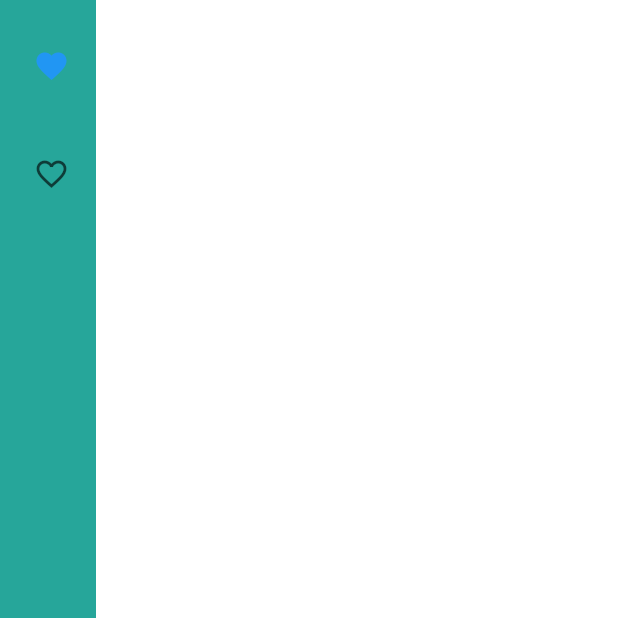
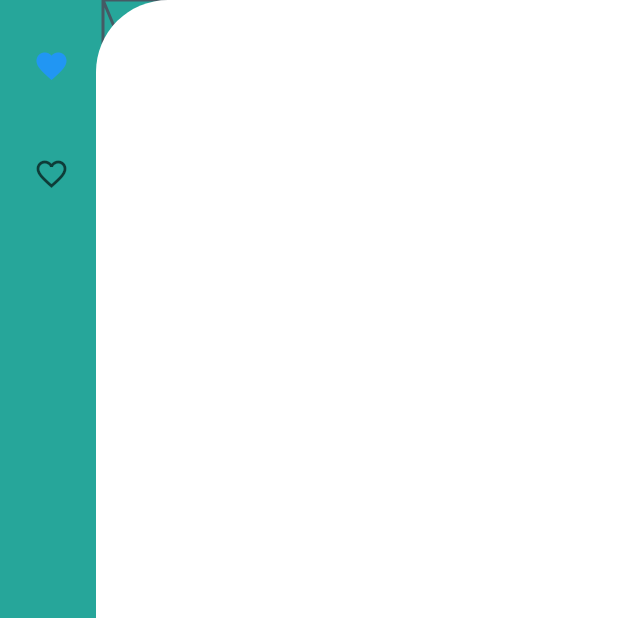
Before and after one commit to JAICHANGPARK/flutter_notebook_8th_story, a Flutter app: the screen it shows after launch, on a phone screen of 412 x 824 dp, the top half of it. Run offline on Flutter 3.47's test engine with Material 2 defaults, Android fonts, the phone set to English and light mode, and no system bars; our stand-ins replace badges, google_fonts.

Commit message:
Update food_main_page.dart

```diff
--- a/lib/ep566_food_delivery_app/food_main_page.dart
+++ b/lib/ep566_food_delivery_app/food_main_page.dart
@@ -55,7 +55,11 @@ class _FoodMainPageState extends State<FoodMainPage> {
               bottom: 0,
               right: 0,
               child: Container(
-                decoration: BoxDecoration(color: Colors.white),
+                decoration: BoxDecoration(
+                    borderRadius: BorderRadius.only(
+                      topLeft: Radius.circular(48)
+                    ),
+                    color: Colors.white),
               )),
         ],
       ),
```
